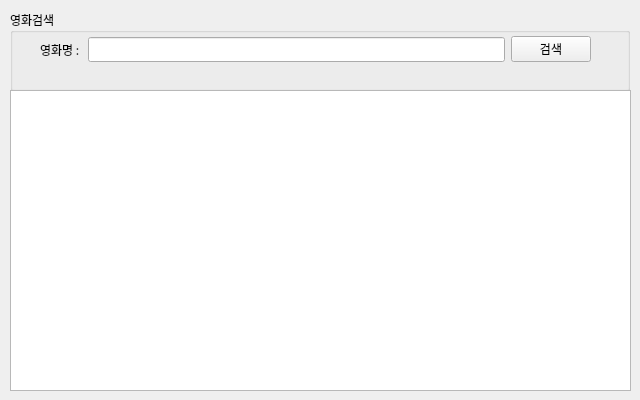
CodingNewbie0/miniprojects, file part1/studyPyQt/naverApimovei.ui: the form before one commit.
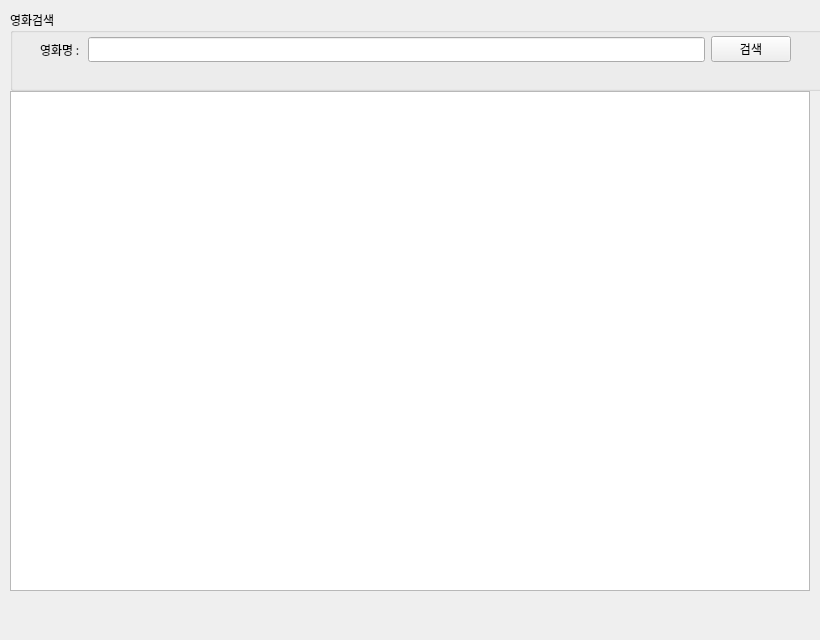
The form after the commit.

The edit to the form file:
```diff
--- a/part1/studyPyQt/naverApimovei.ui
+++ b/part1/studyPyQt/naverApimovei.ui
@@ -9,20 +9,20 @@
    <rect>
     <x>0</x>
     <y>0</y>
-    <width>640</width>
-    <height>400</height>
+    <width>820</width>
+    <height>640</height>
    </rect>
   </property>
   <property name="minimumSize">
    <size>
-    <width>640</width>
-    <height>400</height>
+    <width>820</width>
+    <height>640</height>
    </size>
   </property>
   <property name="maximumSize">
    <size>
-    <width>640</width>
-    <height>400</height>
+    <width>820</width>
+    <height>640</height>
    </size>
   </property>
   <property name="font">
@@ -38,13 +38,19 @@
     <rect>
      <x>10</x>
      <y>10</y>
-     <width>620</width>
+     <width>822</width>
      <height>81</height>
     </rect>
    </property>
    <layout class="QVBoxLayout" name="searchLatout">
     <item>
      <widget class="QGroupBox" name="groupBox">
+      <property name="minimumSize">
+       <size>
+        <width>820</width>
+        <height>0</height>
+       </size>
+      </property>
       <property name="font">
        <font>
         <family>나눔고딕</family>
@@ -58,7 +64,7 @@
         <rect>
          <x>30</x>
          <y>24</y>
-         <width>551</width>
+         <width>751</width>
          <height>31</height>
         </rect>
        </property>
@@ -107,13 +113,25 @@
     <rect>
      <x>10</x>
      <y>90</y>
-     <width>621</width>
-     <height>301</height>
+     <width>802</width>
+     <height>502</height>
     </rect>
    </property>
    <layout class="QVBoxLayout" name="verticalLayout">
     <item>
      <widget class="QTableWidget" name="tblResult">
+      <property name="minimumSize">
+       <size>
+        <width>800</width>
+        <height>500</height>
+       </size>
+      </property>
+      <property name="maximumSize">
+       <size>
+        <width>800</width>
+        <height>500</height>
+       </size>
+      </property>
       <property name="font">
        <font>
         <family>나눔고딕</family>
```
